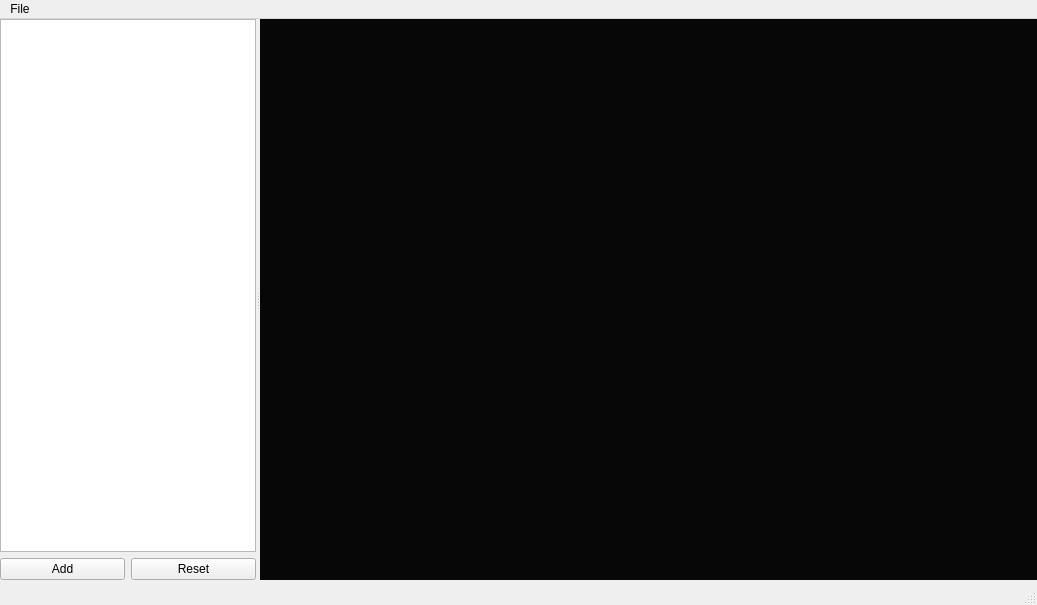
The window that UI/mainwindow.ui (AbdelrahmanKhaledd/Function-plotter) describes before a commit, drawn with Qt 5.
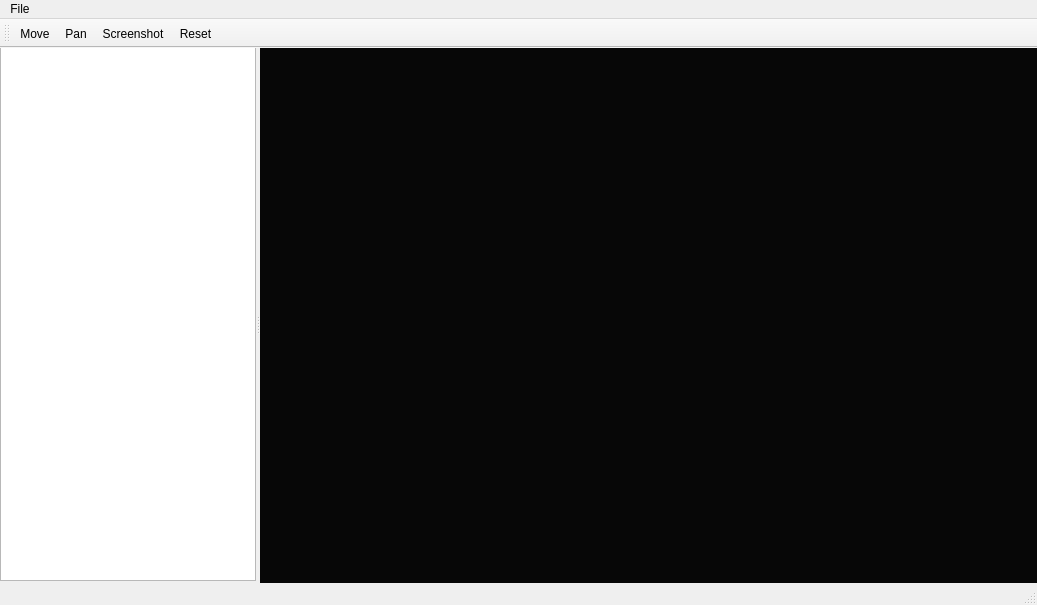
The same window after the commit. Icons and pictures are not drawn.

Patch:
```diff
--- a/UI/mainwindow.ui
+++ b/UI/mainwindow.ui
@@ -18,9 +18,9 @@
     <property name="geometry">
      <rect>
       <x>0</x>
-      <y>0</y>
+      <y>-10</y>
       <width>1041</width>
-      <height>561</height>
+      <height>571</height>
      </rect>
     </property>
     <property name="orientation">
@@ -83,6 +83,26 @@
    <addaction name="menuFile"/>
   </widget>
   <widget class="QStatusBar" name="statusbar"/>
+  <widget class="QToolBar" name="toolBar">
+   <property name="font">
+    <font>
+     <bold>false</bold>
+    </font>
+   </property>
+   <property name="windowTitle">
+    <string>toolBar</string>
+   </property>
+   <attribute name="toolBarArea">
+    <enum>TopToolBarArea</enum>
+   </attribute>
+   <attribute name="toolBarBreak">
+    <bool>false</bool>
+   </attribute>
+   <addaction name="actionMove"/>
+   <addaction name="actionPan"/>
+   <addaction name="actionScreenshot"/>
+   <addaction name="actionReset"/>
+  </widget>
   <action name="action_open_state">
    <property name="text">
     <string>Open state</string>
@@ -93,6 +113,42 @@
     <string>Save State As</string>
    </property>
   </action>
+  <action name="actionPan">
+   <property name="icon">
+    <iconset>
+     <normaloff>../assets/search.png</normaloff>../assets/search.png</iconset>
+   </property>
+   <property name="text">
+    <string>Pan</string>
+   </property>
+  </action>
+  <action name="actionMove">
+   <property name="icon">
+    <iconset>
+     <normaloff>../assets/pan.png</normaloff>../assets/pan.png</iconset>
+   </property>
+   <property name="text">
+    <string>Move</string>
+   </property>
+  </action>
+  <action name="actionScreenshot">
+   <property name="icon">
+    <iconset>
+     <normaloff>../assets/index.png</normaloff>../assets/index.png</iconset>
+   </property>
+   <property name="text">
+    <string>Screenshot</string>
+   </property>
+  </action>
+  <action name="actionReset">
+   <property name="icon">
+    <iconset>
+     <normaloff>../assets/reset.png</normaloff>../assets/reset.png</iconset>
+   </property>
+   <property name="text">
+    <string>Reset</string>
+   </property>
+  </action>
  </widget>
  <resources/>
  <connections/>
```
